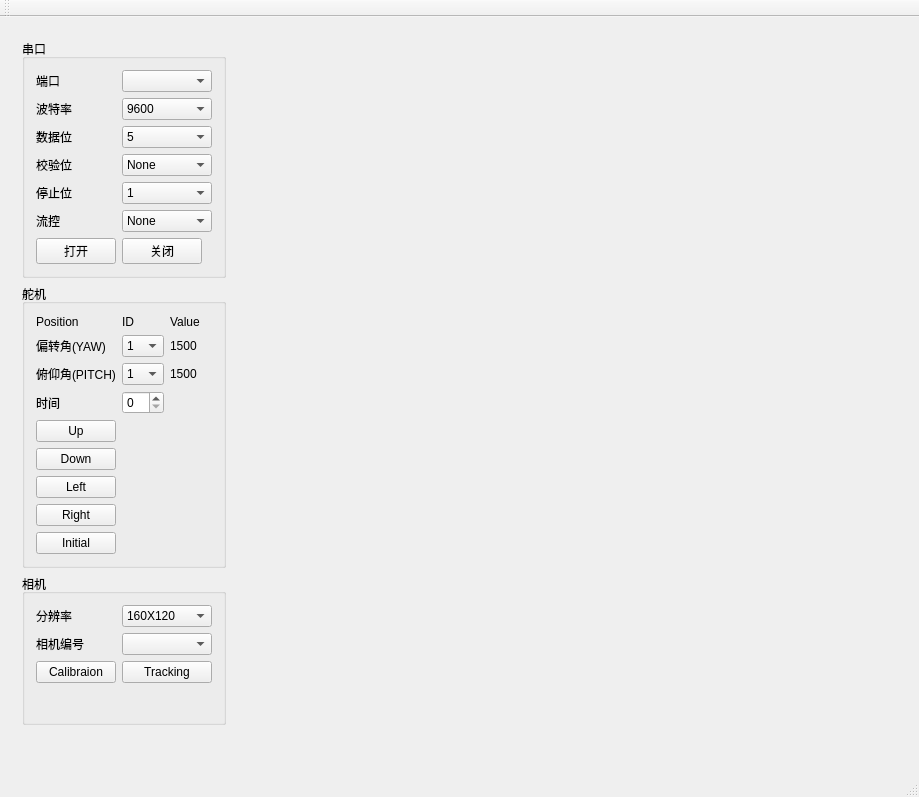
Qt form mainwindow.ui (yanjinyi1987/CameraTracking) before a commit.
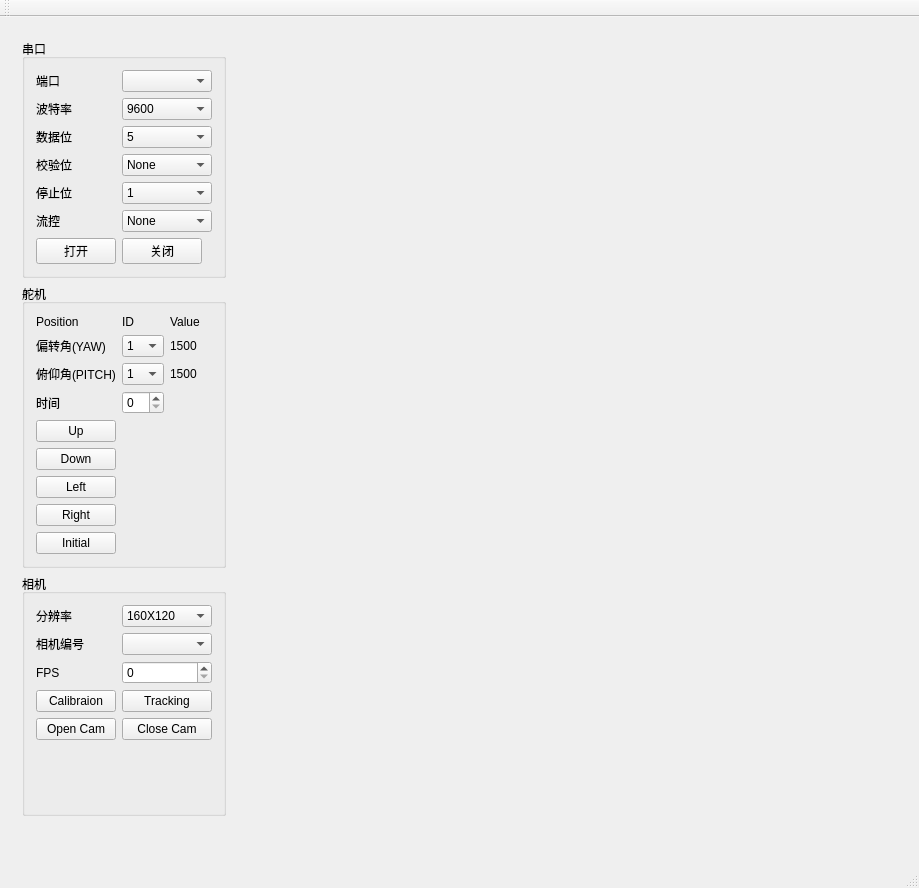
The same form after that commit.

Commit message: show video on the label successfully!

The edit to the form file:
```diff
--- a/mainwindow.ui
+++ b/mainwindow.ui
@@ -7,7 +7,7 @@
     <x>0</x>
     <y>0</y>
     <width>919</width>
-    <height>797</height>
+    <height>888</height>
    </rect>
   </property>
   <property name="windowTitle">
@@ -253,14 +253,14 @@
             </item>
            </widget>
           </item>
-          <item row="2" column="0">
+          <item row="3" column="0">
            <widget class="QPushButton" name="pushButton_videoCalibration">
             <property name="text">
              <string>Calibraion</string>
             </property>
            </widget>
           </item>
-          <item row="2" column="1">
+          <item row="3" column="1">
            <widget class="QPushButton" name="pushButton_videoTracking">
             <property name="text">
              <string>Tracking</string>
@@ -277,6 +277,30 @@
             </property>
            </widget>
           </item>
+          <item row="4" column="0">
+           <widget class="QPushButton" name="pushButton_openCamera">
+            <property name="text">
+             <string>Open Cam</string>
+            </property>
+           </widget>
+          </item>
+          <item row="4" column="1">
+           <widget class="QPushButton" name="pushButton_closeCamera">
+            <property name="text">
+             <string>Close Cam</string>
+            </property>
+           </widget>
+          </item>
+          <item row="2" column="0">
+           <widget class="QLabel" name="label_15">
+            <property name="text">
+             <string>FPS</string>
+            </property>
+           </widget>
+          </item>
+          <item row="2" column="1">
+           <widget class="QSpinBox" name="spinBox_videoFPS"/>
+          </item>
          </layout>
         </widget>
        </item>
@@ -512,7 +536,17 @@
      </widget>
     </item>
     <item>
-     <widget class="QWidget" name="widget_Video" native="true"/>
+     <widget class="QWidget" name="widget_3" native="true">
+      <layout class="QGridLayout" name="gridLayout_3">
+       <item row="0" column="0">
+        <widget class="QLabel" name="label_video">
+         <property name="text">
+          <string/>
+         </property>
+        </widget>
+       </item>
+      </layout>
+     </widget>
     </item>
    </layout>
   </widget>
```
The commit also changes 3 other files.
